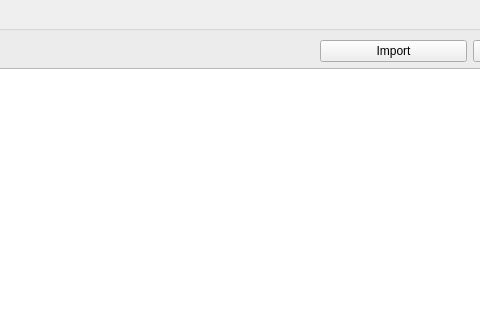
First picture: the form in H3/GUI/QtDesigns/Bases.ui, repository MitaineDomise/H3, before the edit; both pictures show x 318 to 798 and y 0 to 320 of the 962 by 895 pixel window.
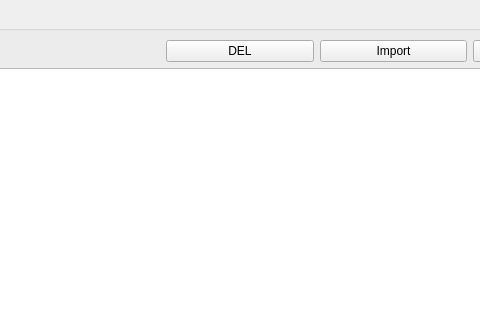
Second picture: the form after the edit.

```diff
--- a/H3/GUI/QtDesigns/Bases.ui
+++ b/H3/GUI/QtDesigns/Bases.ui
@@ -68,6 +68,13 @@
         </property>
        </widget>
       </item>
+      <item row="0" column="3">
+       <widget class="QPushButton" name="delButton">
+        <property name="text">
+         <string>DEL</string>
+        </property>
+       </widget>
+      </item>
      </layout>
     </widget>
    </item>
```
